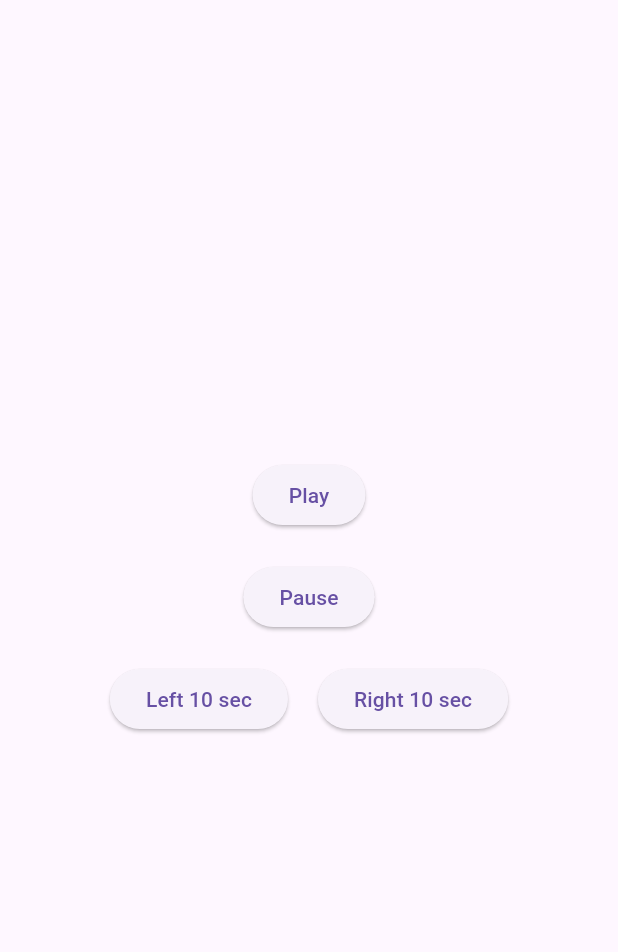
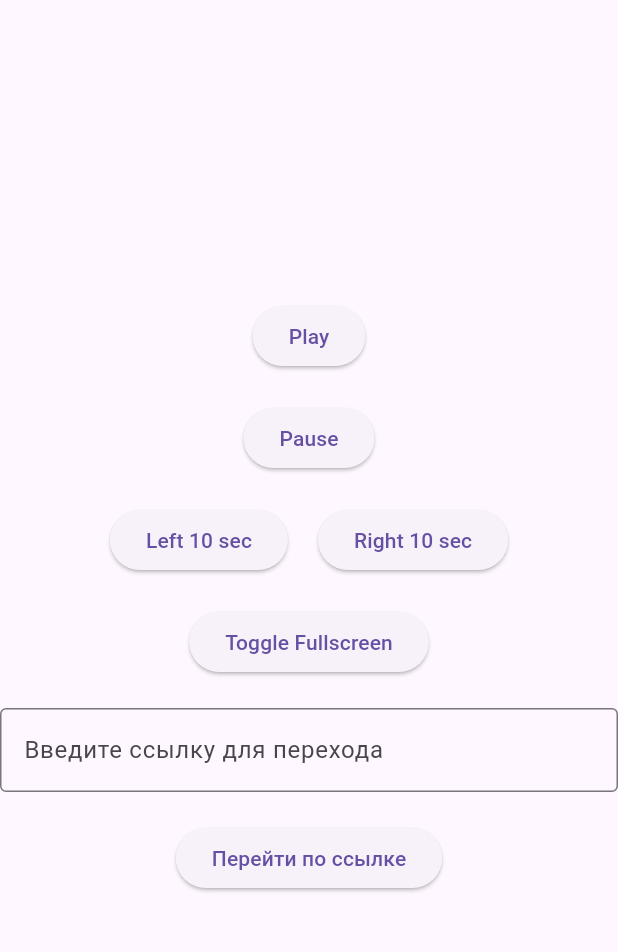
Before and after one commit to Pr1t3/VideoControllerApp, a Flutter app: the VideoControlPage screen opened directly with empty values, on a phone screen of 412 x 824 dp, the part 63-1015 px from its top. Run offline on Flutter 3.47's test engine with Material 3 defaults, Android fonts, the phone set to English and light mode, and no system bars; network calls fail.

Commit message:
feat: add fullscreen and goto new links

```diff
--- a/lib/main.dart
+++ b/lib/main.dart
@@ -87,7 +87,7 @@ class VideoControlPage extends StatefulWidget {
 
 class _VideoControlPageState extends State<VideoControlPage> {
   WebSocketChannel? channel;
-
+  TextEditingController _linkController = TextEditingController();
   @override
   void initState() {
     super.initState();
@@ -113,6 +113,15 @@ class _VideoControlPageState extends State<VideoControlPage> {
       channel!.sink.add(command);
     } else {
       print('Ошибка: канал WebSocket не подключен');
+    }
+  }
+
+  void sendLink() {
+    String link = _linkController.text.trim();
+    if (link.isNotEmpty && Uri.tryParse(link)?.hasAbsolutePath == true) {
+      sendCommand('openLink:$link');  // Отправляем команду открытия ссылки через WebSocket
+    } else {
+      print('Ошибка: неверный формат ссылки');
     }
   }
 
@@ -164,6 +173,26 @@ class _VideoControlPageState extends State<VideoControlPage> {
                 ),
               ],
             ),
+            SizedBox(height: 20),
+            ElevatedButton(
+              onPressed: () {
+                sendCommand('toggleFullscreen');
+              },
+              child: Text('Toggle Fullscreen'),
+            ),
+            SizedBox(height: 20),
+            TextField(
+              controller: _linkController,
+              decoration: InputDecoration(
+                labelText: 'Введите ссылку для перехода',
+                border: OutlineInputBorder(),
+              ),
+            ),
+            SizedBox(height: 20),
+            ElevatedButton(
+              onPressed: sendLink,
+              child: Text('Перейти по ссылке'),
+            ),
           ],
         ),
       ),
```
